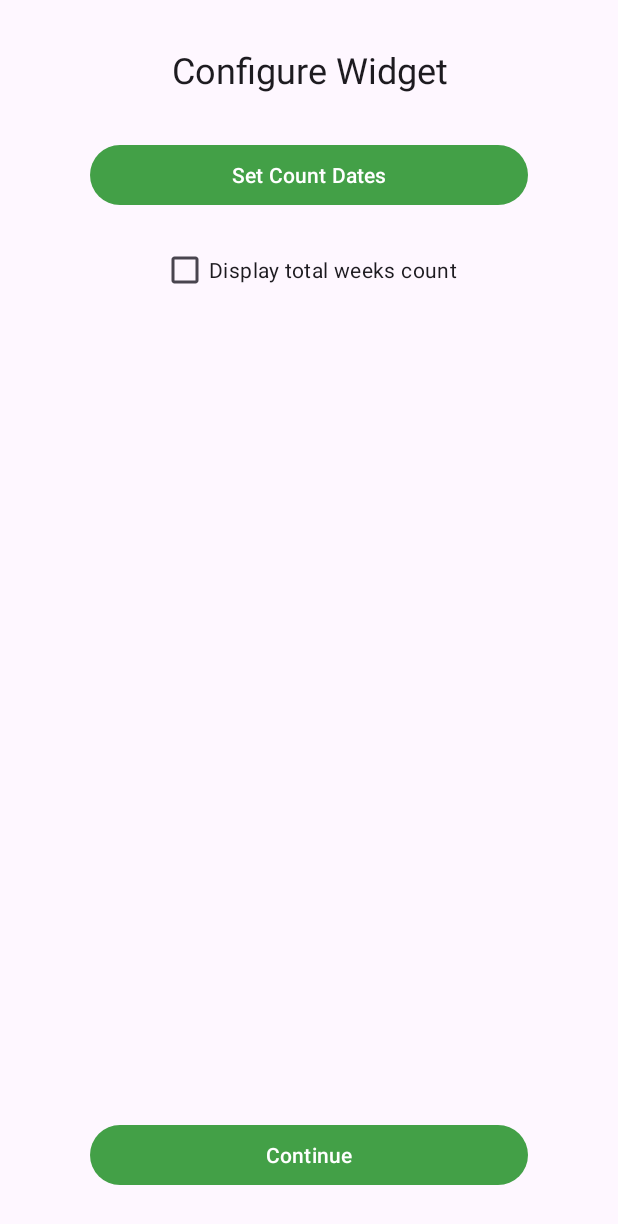
After one commit to nVoxel/AcademicWeek, an Android app: the layout activity_app_widget_configure.xml on its own in the app's theme, with its tools: preview values and no code run, on a phone screen of 412 x 824 dp. The commit adds this screen. Shown: the top 1224 px of the screen. Run offline under Robolectric (Android 15) with nearby library versions, the phone set to English and light mode, and no system bars.

Commit message:
Display total weeks count along with the current week, update dependencies, v1.1

```diff
--- /dev/null
+++ b/app/src/main/res/layout/activity_app_widget_configure.xml
@@ -0,0 +1,49 @@
+<?xml version="1.0" encoding="utf-8"?>
+<androidx.constraintlayout.widget.ConstraintLayout xmlns:android="http://schemas.android.com/apk/res/android"
+    xmlns:app="http://schemas.android.com/apk/res-auto"
+    android:layout_width="match_parent"
+    android:layout_height="match_parent"
+    android:padding="30dp">
+
+    <com.google.android.material.textview.MaterialTextView
+        android:id="@+id/configureTitleTextView"
+        style="@style/TextAppearance.Material3.HeadlineSmall"
+        android:layout_width="0dp"
+        android:layout_height="wrap_content"
+        android:text="@string/configure_widget"
+        android:textAlignment="center"
+        app:layout_constraintEnd_toEndOf="parent"
+        app:layout_constraintStart_toStartOf="parent"
+        app:layout_constraintTop_toTopOf="parent" />
+
+    <com.google.android.material.button.MaterialButton
+        android:id="@+id/setCountDateButton"
+        android:layout_width="0dp"
+        android:layout_height="wrap_content"
+        android:layout_marginHorizontal="30dp"
+        android:layout_marginTop="30dp"
+        android:text="@string/set_count_dates"
+        app:layout_constraintEnd_toEndOf="parent"
+        app:layout_constraintStart_toStartOf="parent"
+        app:layout_constraintTop_toBottomOf="@+id/configureTitleTextView" />
+
+    <com.google.android.material.checkbox.MaterialCheckBox
+        android:id="@+id/displayTotalWeeksCheckBox"
+        android:layout_width="wrap_content"
+        android:layout_height="wrap_content"
+        android:layout_marginTop="15dp"
+        android:text="@string/display_total_weeks_count"
+        app:layout_constraintEnd_toEndOf="parent"
+        app:layout_constraintStart_toStartOf="parent"
+        app:layout_constraintTop_toBottomOf="@+id/setCountDateButton" />
+
+    <com.google.android.material.button.MaterialButton
+        android:id="@+id/continueButton"
+        android:layout_width="0dp"
+        android:layout_height="wrap_content"
+        android:layout_marginHorizontal="30dp"
+        android:text="@string/continue_widget"
+        app:layout_constraintBottom_toBottomOf="parent"
+        app:layout_constraintEnd_toEndOf="parent"
+        app:layout_constraintStart_toStartOf="parent" />
+</androidx.constraintlayout.widget.ConstraintLayout>
--- a/app/src/main/res/menu/main_app_bar.xml
+++ b/app/src/main/res/menu/main_app_bar.xml
@@ -1,6 +1,5 @@
 <?xml version="1.0" encoding="utf-8"?>
-<menu
-    xmlns:android="http://schemas.android.com/apk/res/android"
+<menu xmlns:android="http://schemas.android.com/apk/res/android"
     xmlns:app="http://schemas.android.com/apk/res-auto">
 
     <item
--- a/app/src/main/res/values-night/themes.xml
+++ b/app/src/main/res/values-night/themes.xml
@@ -1,4 +1,5 @@
 <resources>
+
     <style name="Theme.AcademicWeek" parent="Theme.Material3.DayNight.NoActionBar">
 
         <item name="colorPrimary">@color/green_200</item>
--- a/app/src/main/res/xml/app_widget_info.xml
+++ b/app/src/main/res/xml/app_widget_info.xml
@@ -3,8 +3,8 @@
     android:configure="com.voxeldev.academicweek.ui.widgets.AppWidgetConfigureActivity"
     android:description="@string/app_widget_description"
     android:initialLayout="@layout/app_widget"
-    android:minWidth="100dp"
-    android:minHeight="70dp"
+    android:minWidth="160dp"
+    android:minHeight="80dp"
     android:previewImage="@drawable/app_widget_preview"
     android:resizeMode="horizontal|vertical"
     android:updatePeriodMillis="21600000"
--- a/build.gradle
+++ b/build.gradle
@@ -5,8 +5,8 @@ buildscript {
     }
 
     dependencies {
-        classpath 'com.android.tools.build:gradle:7.1.1'
-        classpath "org.jetbrains.kotlin:kotlin-gradle-plugin:1.6.10"
+        classpath 'com.android.tools.build:gradle:7.3.1'
+        classpath "org.jetbrains.kotlin:kotlin-gradle-plugin:1.7.20"
     }
 }
 
```
Also changed, not shown: app/build.gradle (+9 -8 lines), app/src/main/java/com/voxeldev/academicweek/models/AcademicWeek.kt (+6 -1 lines), app/src/main/java/com/voxeldev/academicweek/models/AcademicWeekCalculator.kt (+36 -10 lines), app/src/main/java/com/voxeldev/academicweek/ui/MainActivity.kt (+23 -15 lines), app/src/main/java/com/voxeldev/academicweek/ui/SettingsActivity.kt (+26 -7 lines), app/src/main/java/com/voxeldev/academicweek/ui/widgets/AppWidget.kt (+23 -10 lines), app/src/main/java/com/voxeldev/academicweek/ui/widgets/AppWidgetConfigureActivity.kt (+86 -18 lines), app/src/main/res/layout/activity_main.xml (+18 -6 lines), app/src/main/res/layout/activity_settings.xml (+3 -4 lines), app/src/main/res/layout/app_widget.xml (+11 -9 lines), app/src/main/res/values/strings.xml (+14 -5 lines), app/src/main/res/drawable-nodpi/app_widget_preview.png, gradle/wrapper/gradle-wrapper.properties, 1 other file.
